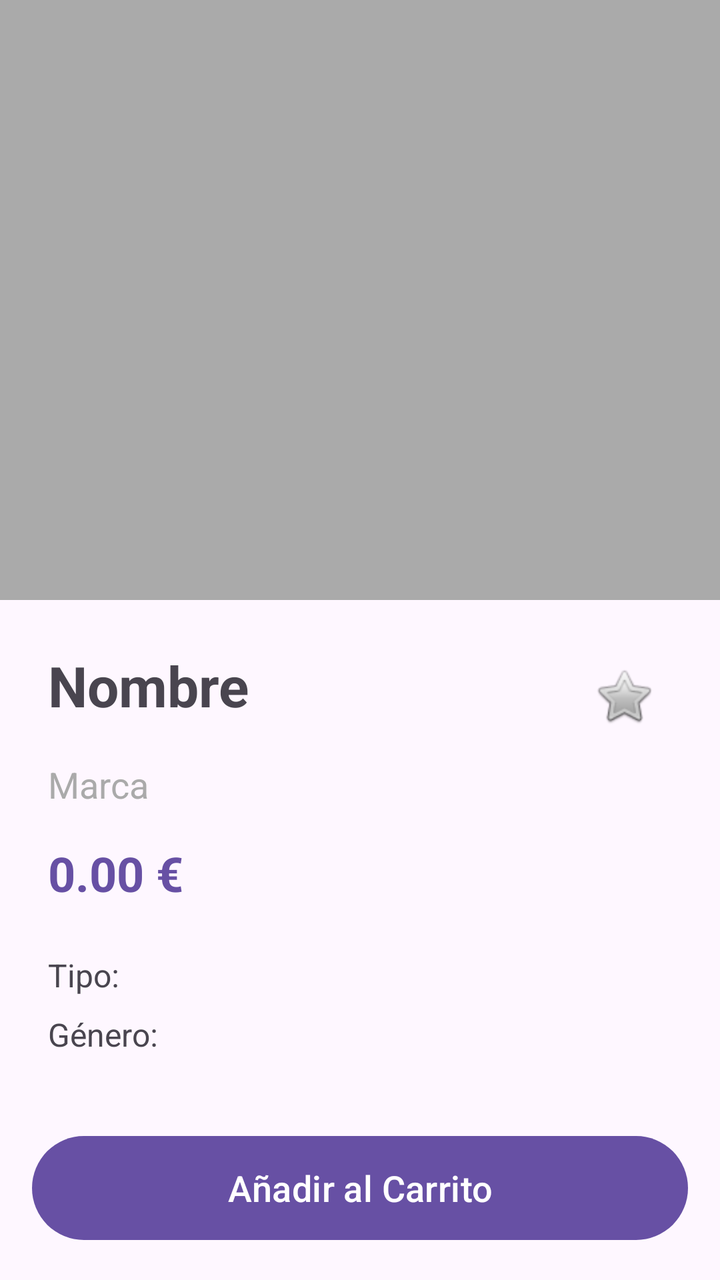
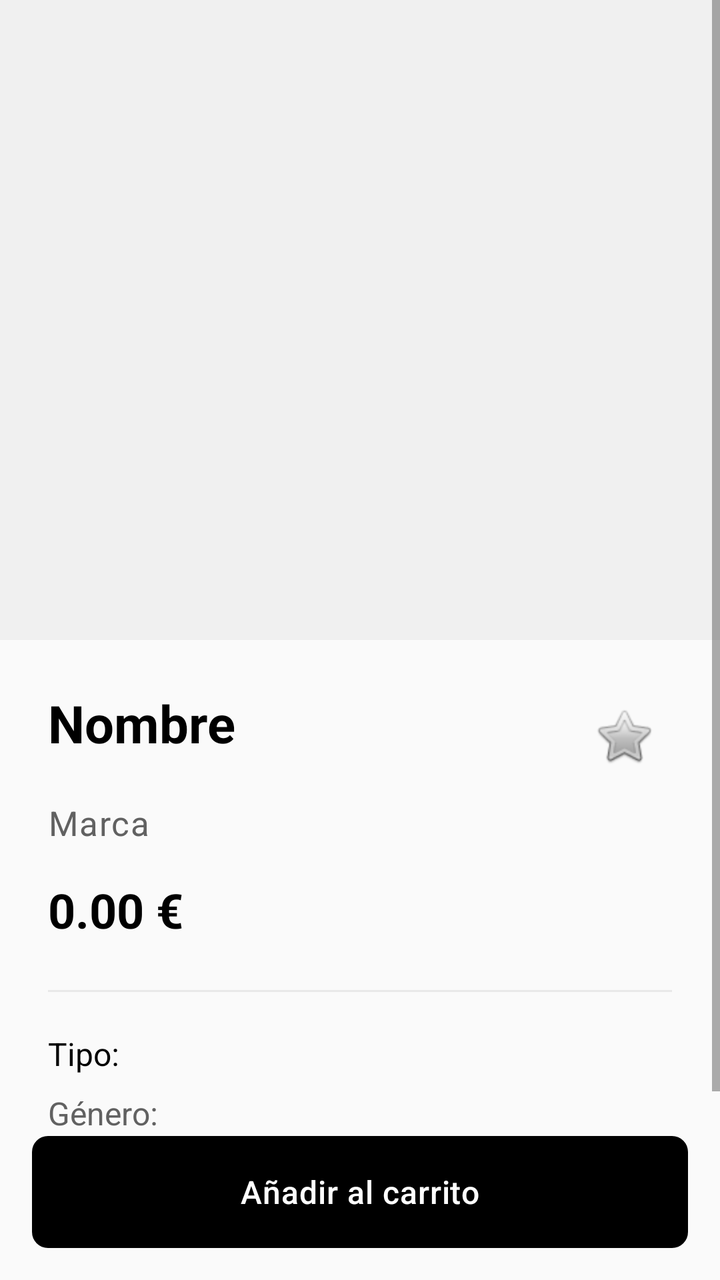

Compare the two renders of this Android layout. The source of the first and the diff that turns it into the second are given below.
<!-- AndroidManifest.xml: application theme Theme.Proyectofinal -->
<!-- res/layout/activity_perfume_detail.xml -->
<?xml version="1.0" encoding="utf-8"?>
<androidx.constraintlayout.widget.ConstraintLayout xmlns:android="http://schemas.android.com/apk/res/android"
    xmlns:app="http://schemas.android.com/apk/res-auto"
    xmlns:tools="http://schemas.android.com/tools"
    android:layout_width="match_parent"
    android:layout_height="match_parent"
    tools:context=".ui.PerfumeDetailActivity">

    <ScrollView
        android:layout_width="match_parent"
        android:layout_height="0dp"
        app:layout_constraintBottom_toTopOf="@+id/btnComprar"
        app:layout_constraintTop_toTopOf="parent">

        <LinearLayout
            android:layout_width="match_parent"
            android:layout_height="wrap_content"
            android:orientation="vertical">

            <ImageView
                android:id="@+id/ivDetailImagen"
                android:layout_width="match_parent"
                android:layout_height="300dp"
                android:scaleType="centerCrop"
                android:src="@android:color/darker_gray" />

            <LinearLayout
                android:layout_width="match_parent"
                android:layout_height="wrap_content"
                android:orientation="vertical"
                android:padding="24dp">

                <RelativeLayout
                    android:layout_width="match_parent"
                    android:layout_height="wrap_content">

                    <TextView
                        android:id="@+id/tvDetailNombre"
                        android:layout_width="match_parent"
                        android:layout_height="wrap_content"
                        android:layout_toStartOf="@id/btnFavorito"
                        android:text="Nombre"
                        android:textSize="28sp"
                        android:textStyle="bold" />

                    <ImageButton
                        android:id="@+id/btnFavorito"
                        android:layout_width="48dp"
                        android:layout_height="48dp"
                        android:layout_alignParentEnd="true"
                        android:layout_centerVertical="true"
                        android:background="?attr/selectableItemBackgroundBorderless"
                        android:src="@android:drawable/btn_star" />
                </RelativeLayout>

                <TextView
                    android:id="@+id/tvDetailMarca"
                    android:layout_width="match_parent"
                    android:layout_height="wrap_content"
                    android:layout_marginTop="8dp"
                    android:text="Marca"
                    android:textSize="18sp"
                    android:textColor="@android:color/darker_gray" />

                <TextView
                    android:id="@+id/tvDetailPrecio"
                    android:layout_width="match_parent"
                    android:layout_height="wrap_content"
                    android:layout_marginTop="16dp"
                    android:text="0.00 €"
                    android:textColor="?attr/colorPrimary"
                    android:textSize="24sp"
                    android:textStyle="bold" />

                <TextView
                    android:id="@+id/tvDetailTipo"
                    android:layout_width="match_parent"
                    android:layout_height="wrap_content"
                    android:layout_marginTop="24dp"
                    android:text="Tipo: "
                    android:textSize="16sp" />

                <TextView
                    android:id="@+id/tvDetailGenero"
                    android:layout_width="match_parent"
                    android:layout_height="wrap_content"
                    android:layout_marginTop="8dp"
                    android:text="Género: "
                    android:textSize="16sp" />

            </LinearLayout>
        </LinearLayout>
    </ScrollView>

    <Button
        android:id="@+id/btnComprar"
        android:layout_width="match_parent"
        android:layout_height="60dp"
        android:layout_margin="16dp"
        android:text="Añadir al Carrito"
        android:textSize="18sp"
        app:layout_constraintBottom_toBottomOf="parent"
        app:layout_constraintEnd_toEndOf="parent"
        app:layout_constraintStart_toStartOf="parent" />

</androidx.constraintlayout.widget.ConstraintLayout>
<!-- resources referenced by this layout -->
<resources>
  <style name="Base.Theme.Proyectofinal" parent="Theme.Material3.DayNight.NoActionBar">
          
          
      </style>
  <!-- unchanged entries left out for length: 1 -->
</resources>

<!-- the commit's change to res/layout/activity_perfume_detail.xml (unified diff, before → after) -->
@@ -4,6 +4,7 @@
     xmlns:tools="http://schemas.android.com/tools"
     android:layout_width="match_parent"
     android:layout_height="match_parent"
+    android:background="@drawable/bg_screen"
     tools:context=".ui.PerfumeDetailActivity">
 
     <ScrollView
@@ -20,9 +21,9 @@
             <ImageView
                 android:id="@+id/ivDetailImagen"
                 android:layout_width="match_parent"
-                android:layout_height="300dp"
-                android:scaleType="centerCrop"
-                android:src="@android:color/darker_gray" />
+                android:layout_height="320dp"
+                android:background="@color/image_placeholder"
+                android:scaleType="centerCrop" />
 
             <LinearLayout
                 android:layout_width="match_parent"
@@ -40,8 +41,8 @@
                         android:layout_height="wrap_content"
                         android:layout_toStartOf="@id/btnFavorito"
                         android:text="Nombre"
-                        android:textSize="28sp"
-                        android:textStyle="bold" />
+                        android:textAppearance="@style/TextAppearance.App.Headline"
+                        android:textSize="26sp" />
 
                     <ImageButton
                         android:id="@+id/btnFavorito"
@@ -50,6 +51,7 @@
                         android:layout_alignParentEnd="true"
                         android:layout_centerVertical="true"
                         android:background="?attr/selectableItemBackgroundBorderless"
+                        android:contentDescription="Favorito"
                         android:src="@android:drawable/btn_star" />
                 </RelativeLayout>
 
@@ -59,8 +61,8 @@
                     android:layout_height="wrap_content"
                     android:layout_marginTop="8dp"
                     android:text="Marca"
-                    android:textSize="18sp"
-                    android:textColor="@android:color/darker_gray" />
+                    android:textAppearance="@style/TextAppearance.App.Subtitle"
+                    android:textSize="17sp" />
 
                 <TextView
                     android:id="@+id/tvDetailPrecio"
@@ -68,16 +70,23 @@
                     android:layout_height="wrap_content"
                     android:layout_marginTop="16dp"
                     android:text="0.00 €"
-                    android:textColor="?attr/colorPrimary"
+                    android:textColor="@color/black"
                     android:textSize="24sp"
                     android:textStyle="bold" />
+
+                <View
+                    android:layout_width="match_parent"
+                    android:layout_height="1dp"
+                    android:layout_marginTop="24dp"
+                    android:background="@color/divider" />
 
                 <TextView
                     android:id="@+id/tvDetailTipo"
                     android:layout_width="match_parent"
                     android:layout_height="wrap_content"
-                    android:layout_marginTop="24dp"
+                    android:layout_marginTop="20dp"
                     android:text="Tipo: "
+                    android:textColor="@color/black"
                     android:textSize="16sp" />
 
                 <TextView
@@ -86,6 +95,7 @@
                     android:layout_height="wrap_content"
                     android:layout_marginTop="8dp"
                     android:text="Género: "
+                    android:textColor="@color/text_secondary"
                     android:textSize="16sp" />
 
             </LinearLayout>
@@ -94,11 +104,12 @@
 
     <Button
         android:id="@+id/btnComprar"
+        style="@style/Widget.App.Button"
         android:layout_width="match_parent"
-        android:layout_height="60dp"
+        android:layout_height="56dp"
         android:layout_margin="16dp"
-        android:text="Añadir al Carrito"
-        android:textSize="18sp"
+        android:text="Añadir al carrito"
+        android:textSize="16sp"
         app:layout_constraintBottom_toBottomOf="parent"
         app:layout_constraintEnd_toEndOf="parent"
         app:layout_constraintStart_toStartOf="parent" />
<!-- resource entries referenced after the edit -->
@@ -1,9 +1,90 @@
 <!-- resources referenced by this layout -->
 <resources>
-  <style name="Base.Theme.Proyectofinal" parent="Theme.Material3.DayNight.NoActionBar">
-          
-          
+  <color name="black">#FF000000</color>
+  <color name="divider">#FFE8E8E8</color>
+  <color name="image_placeholder">#FFF0F0F0</color>
+  <color name="text_secondary">#FF616161</color>
+  <!-- drawable bg_screen (drawable) -->
+  <?xml version="1.0" encoding="utf-8"?>
+  <shape xmlns:android="http://schemas.android.com/apk/res/android"
+      android:shape="rectangle">
+      <solid android:color="@color/background" />
+  </shape>
+  <style name="TextAppearance.App.Headline" parent="TextAppearance.Material3.HeadlineMedium">
+          <item name="android:textColor">@color/black</item>
+          <item name="android:textStyle">bold</item>
       </style>
+  <style name="TextAppearance.App.Subtitle" parent="TextAppearance.Material3.BodyLarge">
+          <item name="android:textColor">@color/text_secondary</item>
+      </style>
+  <style name="Widget.App.Button" parent="Widget.Material3.Button">
+          <item name="android:background">@drawable/bg_button_primary</item>
+          <item name="backgroundTint">@null</item>
+          <item name="android:textColor">@color/white</item>
+          <item name="cornerRadius">8dp</item>
+          <item name="android:minHeight">52dp</item>
+          <item name="android:textAllCaps">false</item>
+          <item name="android:letterSpacing">0.02</item>
+      </style>
+  <color name="background">#FFFAFAFA</color>
+  <!-- drawable bg_button_primary (drawable) -->
+  <?xml version="1.0" encoding="utf-8"?>
+  <ripple xmlns:android="http://schemas.android.com/apk/res/android"
+      android:color="#33FFFFFF">
+      <item>
+          <shape android:shape="rectangle">
+              <solid android:color="@color/black" />
+              <corners android:radius="8dp" />
+          </shape>
+      </item>
+  </ripple>
+  <color name="white">#FFFFFFFF</color>
+  <style name="Base.Theme.Proyectofinal" parent="Theme.Material3.Light.NoActionBar">
+          <item name="colorPrimary">@color/primary</item>
+          <item name="colorOnPrimary">@color/on_primary</item>
+          <item name="colorSecondary">@color/secondary</item>
+          <item name="colorOnSecondary">@color/on_secondary</item>
+          <item name="android:colorBackground">@color/background</item>
+          <item name="colorSurface">@color/surface</item>
+          <item name="colorOnSurface">@color/on_surface</item>
+          <item name="colorOnBackground">@color/on_background</item>
+          <item name="android:statusBarColor">@color/white</item>
+          <item name="android:navigationBarColor">@color/white</item>
+          <item name="android:windowLightStatusBar">true</item>
+          <item name="android:windowLightNavigationBar" tools:targetApi="27">true</item>
+          <item name="materialButtonStyle">@style/Widget.App.Button</item>
+          <item name="bottomNavigationStyle">@style/Widget.App.BottomNavigation</item>
+          <item name="android:textColorPrimary">@color/black</item>
+          <item name="android:textColorSecondary">@color/text_secondary</item>
+      </style>
+  <color name="primary">#FF000000</color>
+  <color name="on_primary">#FFFFFFFF</color>
+  <color name="secondary">#FF2D2D2D</color>
+  <color name="on_secondary">#FFFFFFFF</color>
+  <color name="surface">#FFFFFFFF</color>
+  <color name="on_surface">#FF121212</color>
+  <color name="on_background">#FF121212</color>
+  <style name="Widget.App.BottomNavigation" parent="Widget.Material3.BottomNavigationView">
+          <item name="android:background">@drawable/bg_bottom_nav</item>
+          <item name="itemIconTint">@color/bottom_nav_color</item>
+          <item name="itemTextColor">@color/bottom_nav_color</item>
+          <item name="labelVisibilityMode">labeled</item>
+      </style>
+  <!-- drawable bg_bottom_nav (drawable) -->
+  <?xml version="1.0" encoding="utf-8"?>
+  <layer-list xmlns:android="http://schemas.android.com/apk/res/android">
+      <item>
+          <shape android:shape="rectangle">
+              <solid android:color="@color/surface" />
+          </shape>
+      </item>
+      <item android:gravity="top">
+          <shape android:shape="rectangle">
+              <size android:height="1dp" />
+              <solid android:color="@color/divider" />
+          </shape>
+      </item>
+  </layer-list>
   <!-- unchanged entries left out for length: 1 -->
 </resources>
 
